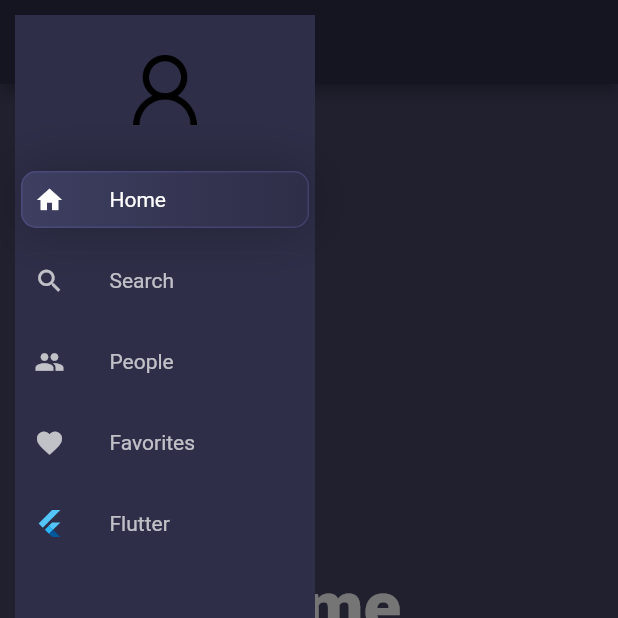
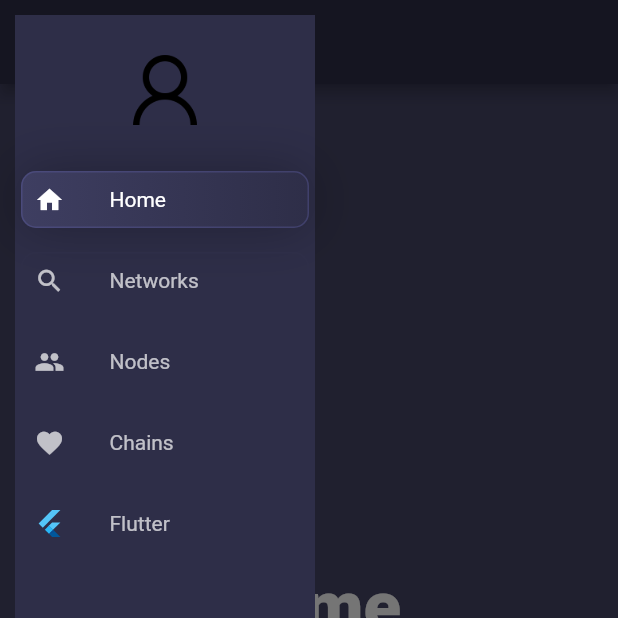
Before and after one commit to kiridharan/hyperbass_frontend, a Flutter app: the screen it shows after launch, with the side drawer open, on a phone screen of 412 x 824 dp, the top half of it. Run offline on Flutter 3.47's test engine with Material 2 defaults, Android fonts, the phone set to English and light mode, and no system bars; drawn by our look-alikes of sidebarx.

Commit message:
Nav Bar changes

```diff
--- a/lib/helper/navitems_helper.dart
+++ b/lib/helper/navitems_helper.dart
@@ -3,9 +3,9 @@ String getTitleByIndex(int index) {
     case 0:
       return 'Home';
     case 1:
-      return 'Search';
+      return 'Networks';
     case 2:
-      return 'People';
+      return 'Chains';
     case 3:
       return 'Favorites';
     case 4:
--- a/lib/view/navbar.dart
+++ b/lib/view/navbar.dart
@@ -80,15 +80,15 @@ class NavBarItems extends StatelessWidget {
         ),
         const SidebarXItem(
           icon: Icons.search,
-          label: 'Search',
+          label: 'Networks',
         ),
         const SidebarXItem(
           icon: Icons.people,
-          label: 'People',
+          label: 'Nodes',
         ),
         const SidebarXItem(
           icon: Icons.favorite,
-          label: 'Favorites',
+          label: 'Chains',
         ),
         const SidebarXItem(
           iconWidget: FlutterLogo(size: 20),
```
Also changed, not shown: 1 other file.
